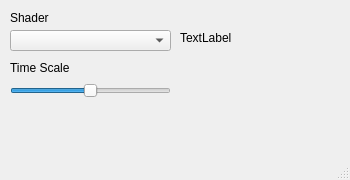
Qt form main.ui (elizabwth/win-shader-wallpaper) before a commit.
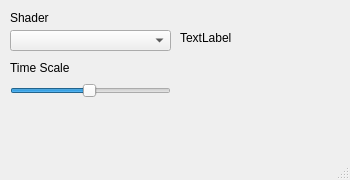
The same form after that commit.

Commit message: fixed shader hot load

```diff
--- a/main.ui
+++ b/main.ui
@@ -27,7 +27,7 @@
      <number>1</number>
     </property>
     <property name="maximum">
-     <number>200</number>
+     <number>100</number>
     </property>
     <property name="singleStep">
      <number>1</number>
@@ -36,7 +36,7 @@
      <number>10</number>
     </property>
     <property name="value">
-     <number>100</number>
+     <number>50</number>
     </property>
     <property name="orientation">
      <enum>Qt::Horizontal</enum>
```
The commit also changes 1 other file.
